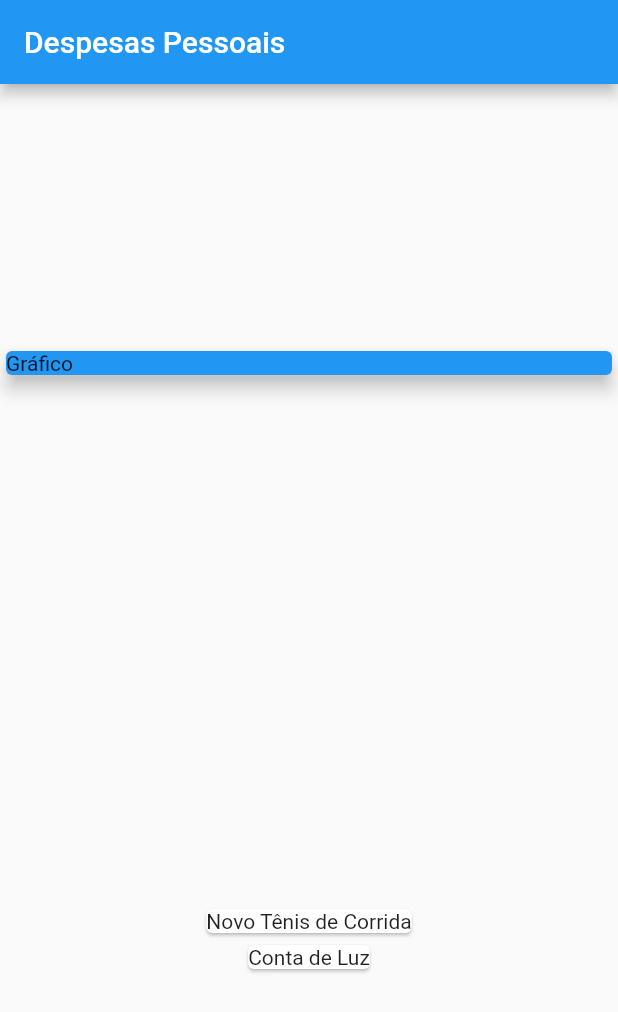
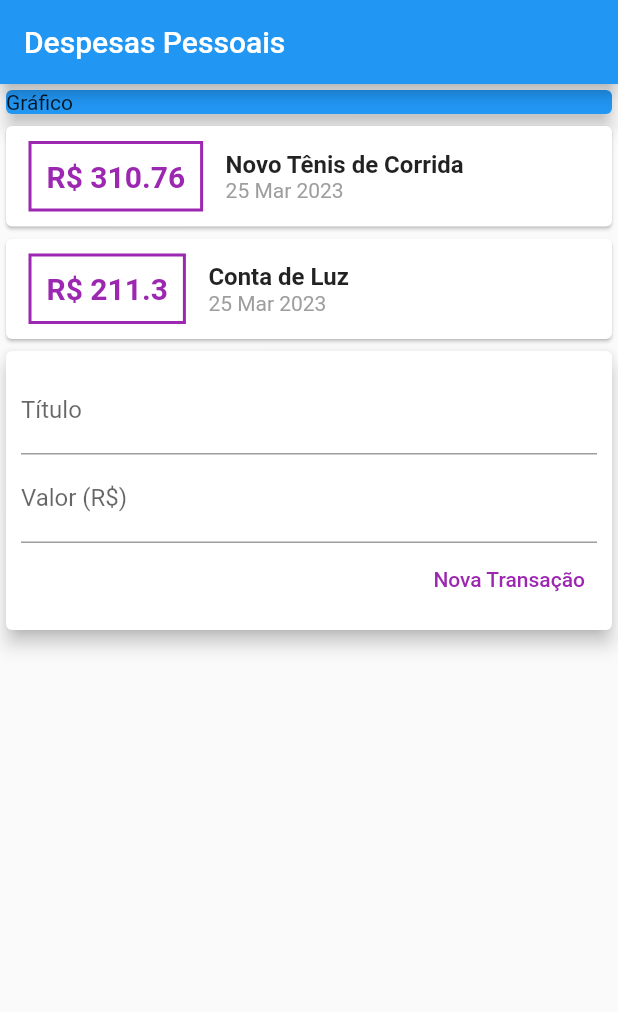
Before and after one commit to fernanda-sayuri/Estudo-Flutter, a Flutter app: the screen it shows after launch, on a phone screen of 412 x 824 dp. Shown: the top 1012 px of the screen. Run offline on Flutter 3.47's test engine with Material 2 defaults, Android fonts, the phone set to English and light mode, and no system bars.

Commit message:
criando fied para adicionar transação

```diff
--- a/expenses/lib/main.dart
+++ b/expenses/lib/main.dart
@@ -1,11 +1,11 @@
 import 'package:flutter/material.dart';
 import 'models/transaction.dart';
+import 'package:intl/intl.dart';
 
 main() => runApp(const ExpensesApp());
 
 class ExpensesApp extends StatelessWidget {
   const ExpensesApp({Key? key}) : super(key: key);
-
   @override
   Widget build(BuildContext context) {
     return MaterialApp(home: MyHomePage());
@@ -14,6 +14,10 @@ class ExpensesApp extends StatelessWidget {
 
 class MyHomePage extends StatelessWidget {
   MyHomePage({Key? key}) : super(key: key);
+
+  final titleController = TextEditingController();
+  final valueController = TextEditingController();
+
   final _transactions = [
     Transaction(
       id: 't1',
@@ -36,10 +40,9 @@ class MyHomePage extends StatelessWidget {
         title: const Text('Despesas Pessoais'),
       ),
       body: Column(
-        mainAxisAlignment: MainAxisAlignment.spaceAround,
         crossAxisAlignment: CrossAxisAlignment.stretch,
-        children: <Widget>[
-          SizedBox(
+        children: [
+          const SizedBox(
             child: Card(
               color: Colors.blue,
               child: Text('Gráfico'),
@@ -49,10 +52,87 @@ class MyHomePage extends StatelessWidget {
           Column(
             children: _transactions.map((tr) {
               return Card(
-                child: Text(tr.title),
+                child: Row(
+                  children: <Widget>[
+                    Container(
+                      margin:
+                          EdgeInsets.symmetric(horizontal: 15, vertical: 10),
+                      decoration: BoxDecoration(
+                        border: Border.all(
+                          color: Colors.purple,
+                          width: 2,
+                        ),
+                      ),
+                      padding: EdgeInsets.all(10),
+                      child: Text(
+                        'R\$ ${tr.value.toString()}',
+                        style: TextStyle(
+                          fontWeight: FontWeight.bold,
+                          fontSize: 20,
+                          color: Colors.purple,
+                        ),
+                      ),
+                    ),
+                    Column(
+                      crossAxisAlignment: CrossAxisAlignment.start,
+                      children: <Widget>[
+                        Text(
+                          tr.title,
+                          style: TextStyle(
+                            fontSize: 16,
+                            fontWeight: FontWeight.bold,
+                          ),
+                        ),
+                        Text(
+                          DateFormat('d MMM y').format(tr.date),
+                          style: TextStyle(
+                            color: Colors.grey,
+                          ),
+                        ),
+                      ],
+                    ),
+                  ],
+                ),
               );
             }).toList(),
           ),
+          Card(
+            elevation: 5,
+            child: Padding(
+              padding: const EdgeInsets.all(10),
+              child: Column(
+                children: <Widget>[
+                  TextField(
+                    controller: titleController,
+                    decoration: InputDecoration(
+                      labelText: 'Título',
+                    ),
+                  ),
+                  TextField(
+                    controller: valueController,
+                    decoration: InputDecoration(
+                      labelText: 'Valor (R\$)',
+                    ),
+                  ),
+                  Row(
+                    mainAxisAlignment: MainAxisAlignment.end,
+                    children: <Widget>[
+                      TextButton(
+                        child: Text('Nova Transação'),
+                        style: TextButton.styleFrom(
+                          foregroundColor: Colors.purple,
+                        ),
+                        onPressed: () {
+                          print(titleController.text);
+                          print(valueController.text);
+                        },
+                      ),
+                    ],
+                  )
+                ],
+              ),
+            ),
+          )
         ],
       ),
     );
--- a/expenses/pubspec.yaml
+++ b/expenses/pubspec.yaml
@@ -30,7 +30,7 @@ environment:
 dependencies:
   flutter:
     sdk: flutter
-
+  intl: ^0.17.0
 
   # The following adds the Cupertino Icons font to your application.
   # Use with the CupertinoIcons class for iOS style icons.
```
Also changed, not shown: expenses/pubspec.lock.
